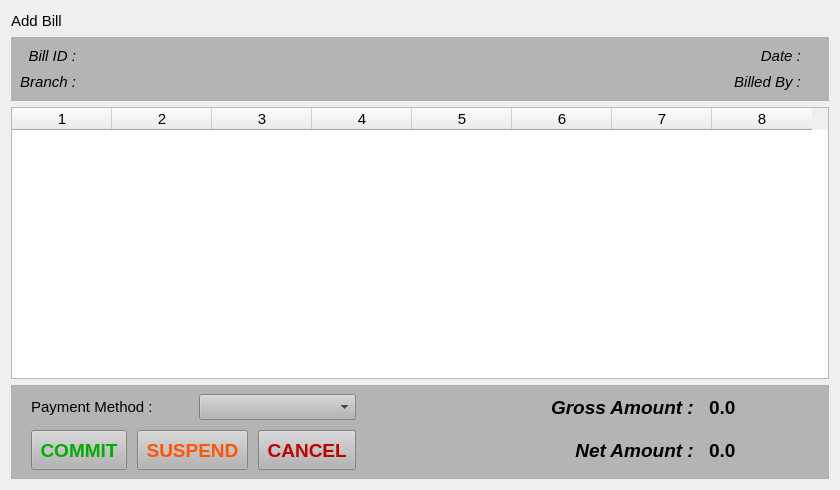
This is estorecpp/addbill.ui in Watti/estorecpp as Qt 5 draws it before an edit. The edited form follows.
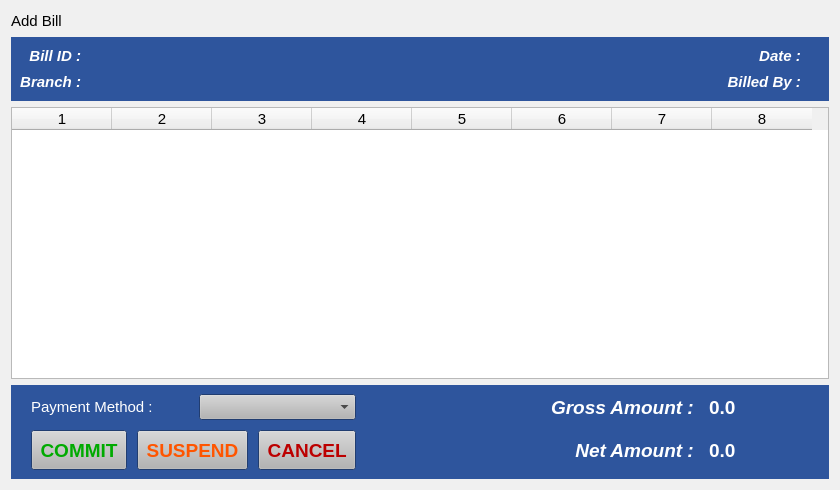
This is the edited form.

```diff
--- a/estorecpp/addbill.ui
+++ b/estorecpp/addbill.ui
@@ -10,6 +10,70 @@
     <height>490</height>
    </rect>
   </property>
+  <property name="palette">
+   <palette>
+    <active>
+     <colorrole role="Base">
+      <brush brushstyle="SolidPattern">
+       <color alpha="255">
+        <red>255</red>
+        <green>255</green>
+        <blue>255</blue>
+       </color>
+      </brush>
+     </colorrole>
+     <colorrole role="Window">
+      <brush brushstyle="SolidPattern">
+       <color alpha="255">
+        <red>240</red>
+        <green>240</green>
+        <blue>240</blue>
+       </color>
+      </brush>
+     </colorrole>
+    </active>
+    <inactive>
+     <colorrole role="Base">
+      <brush brushstyle="SolidPattern">
+       <color alpha="255">
+        <red>255</red>
+        <green>255</green>
+        <blue>255</blue>
+       </color>
+      </brush>
+     </colorrole>
+     <colorrole role="Window">
+      <brush brushstyle="SolidPattern">
+       <color alpha="255">
+        <red>240</red>
+        <green>240</green>
+        <blue>240</blue>
+       </color>
+      </brush>
+     </colorrole>
+    </inactive>
+    <disabled>
+     <colorrole role="Base">
+      <brush brushstyle="SolidPattern">
+       <color alpha="255">
+        <red>240</red>
+        <green>240</green>
+        <blue>240</blue>
+       </color>
+      </brush>
+     </colorrole>
+     <colorrole role="Window">
+      <brush brushstyle="SolidPattern">
+       <color alpha="255">
+        <red>240</red>
+        <green>240</green>
+        <blue>240</blue>
+       </color>
+      </brush>
+     </colorrole>
+    </disabled>
+   </palette>
+  </property>
   <property name="windowTitle">
    <string>Form</string>
   </property>
@@ -142,9 +206,9 @@
         <colorrole role="Window">
          <brush brushstyle="SolidPattern">
           <color alpha="255">
-           <red>180</red>
-           <green>180</green>
-           <blue>180</blue>
+           <red>46</red>
+           <green>85</green>
+           <blue>157</blue>
           </color>
          </brush>
         </colorrole>
@@ -279,9 +343,9 @@
         <colorrole role="Window">
          <brush brushstyle="SolidPattern">
           <color alpha="255">
-           <red>180</red>
-           <green>180</green>
-           <blue>180</blue>
+           <red>46</red>
+           <green>85</green>
+           <blue>157</blue>
           </color>
          </brush>
         </colorrole>
@@ -407,18 +471,18 @@
         <colorrole role="Base">
          <brush brushstyle="SolidPattern">
           <color alpha="255">
-           <red>180</red>
-           <green>180</green>
-           <blue>180</blue>
+           <red>46</red>
+           <green>85</green>
+           <blue>157</blue>
           </color>
          </brush>
         </colorrole>
         <colorrole role="Window">
          <brush brushstyle="SolidPattern">
           <color alpha="255">
-           <red>180</red>
-           <green>180</green>
-           <blue>180</blue>
+           <red>46</red>
+           <green>85</green>
+           <blue>157</blue>
           </color>
          </brush>
         </colorrole>
@@ -472,11 +536,50 @@
      <layout class="QGridLayout" name="gridLayout">
       <item row="0" column="0">
        <widget class="QLabel" name="label_3">
+        <property name="palette">
+         <palette>
+          <active>
+           <colorrole role="WindowText">
+            <brush brushstyle="SolidPattern">
+             <color alpha="255">
+              <red>255</red>
+              <green>255</green>
+              <blue>255</blue>
+             </color>
+            </brush>
+           </colorrole>
+          </active>
+          <inactive>
+           <colorrole role="WindowText">
+            <brush brushstyle="SolidPattern">
+             <color alpha="255">
+              <red>255</red>
+              <green>255</green>
+              <blue>255</blue>
+             </color>
+            </brush>
+           </colorrole>
+          </inactive>
+          <disabled>
+           <colorrole role="WindowText">
+            <brush brushstyle="SolidPattern">
+             <color alpha="255">
+              <red>90</red>
+              <green>90</green>
+              <blue>90</blue>
+             </color>
+            </brush>
+           </colorrole>
+          </disabled>
+         </palette>
+        </property>
         <property name="font">
          <font>
           <family>Arial</family>
           <pointsize>11</pointsize>
+          <weight>75</weight>
           <italic>true</italic>
+          <bold>true</bold>
          </font>
         </property>
         <property name="text">
@@ -489,11 +592,50 @@
       </item>
       <item row="1" column="0">
        <widget class="QLabel" name="label_4">
+        <property name="palette">
+         <palette>
+          <active>
+           <colorrole role="WindowText">
+            <brush brushstyle="SolidPattern">
+             <color alpha="255">
+              <red>255</red>
+              <green>255</green>
+              <blue>255</blue>
+             </color>
+            </brush>
+           </colorrole>
+          </active>
+          <inactive>
+           <colorrole role="WindowText">
+            <brush brushstyle="SolidPattern">
+             <color alpha="255">
+              <red>255</red>
+              <green>255</green>
+              <blue>255</blue>
+             </color>
+            </brush>
+           </colorrole>
+          </inactive>
+          <disabled>
+           <colorrole role="WindowText">
+            <brush brushstyle="SolidPattern">
+             <color alpha="255">
+              <red>90</red>
+              <green>90</green>
+              <blue>90</blue>
+             </color>
+            </brush>
+           </colorrole>
+          </disabled>
+         </palette>
+        </property>
         <property name="font">
          <font>
           <family>Arial</family>
           <pointsize>11</pointsize>
+          <weight>75</weight>
           <italic>true</italic>
+          <bold>true</bold>
          </font>
         </property>
         <property name="text">
@@ -506,11 +648,50 @@
       </item>
       <item row="0" column="3">
        <widget class="QLabel" name="label_5">
+        <property name="palette">
+         <palette>
+          <active>
+           <colorrole role="WindowText">
+            <brush brushstyle="SolidPattern">
+             <color alpha="255">
+              <red>255</red>
+              <green>255</green>
+              <blue>255</blue>
+             </color>
+            </brush>
+           </colorrole>
+          </active>
+          <inactive>
+           <colorrole role="WindowText">
+            <brush brushstyle="SolidPattern">
+             <color alpha="255">
+              <red>255</red>
+              <green>255</green>
+              <blue>255</blue>
+             </color>
+            </brush>
+           </colorrole>
+          </inactive>
+          <disabled>
+           <colorrole role="WindowText">
+            <brush brushstyle="SolidPattern">
+             <color alpha="255">
+              <red>90</red>
+              <green>90</green>
+              <blue>90</blue>
+             </color>
+            </brush>
+           </colorrole>
+          </disabled>
+         </palette>
+        </property>
         <property name="font">
          <font>
           <family>Arial</family>
           <pointsize>11</pointsize>
+          <weight>75</weight>
           <italic>true</italic>
+          <bold>true</bold>
          </font>
         </property>
         <property name="text">
@@ -523,11 +704,50 @@
       </item>
       <item row="1" column="3">
        <widget class="QLabel" name="label_2">
+        <property name="palette">
+         <palette>
+          <active>
+           <colorrole role="WindowText">
+            <brush brushstyle="SolidPattern">
+             <color alpha="255">
+              <red>255</red>
+              <green>255</green>
+              <blue>255</blue>
+             </color>
+            </brush>
+           </colorrole>
+          </active>
+          <inactive>
+           <colorrole role="WindowText">
+            <brush brushstyle="SolidPattern">
+             <color alpha="255">
+              <red>255</red>
+              <green>255</green>
+              <blue>255</blue>
+             </color>
+            </brush>
+           </colorrole>
+          </inactive>
+          <disabled>
+           <colorrole role="WindowText">
+            <brush brushstyle="SolidPattern">
+             <color alpha="255">
+              <red>90</red>
+              <green>90</green>
+              <blue>90</blue>
+             </color>
+            </brush>
+           </colorrole>
+          </disabled>
+         </palette>
+        </property>
         <property name="font">
          <font>
           <family>Arial</family>
           <pointsize>11</pointsize>
+          <weight>75</weight>
           <italic>true</italic>
+          <bold>true</bold>
          </font>
         </property>
         <property name="text">
@@ -540,9 +760,48 @@
       </item>
       <item row="0" column="4">
        <widget class="QLabel" name="dateLabel">
+        <property name="palette">
+         <palette>
+          <active>
+           <colorrole role="WindowText">
+            <brush brushstyle="SolidPattern">
+             <color alpha="255">
+              <red>255</red>
+              <green>255</green>
+              <blue>255</blue>
+             </color>
+            </brush>
+           </colorrole>
+          </active>
+          <inactive>
+           <colorrole role="WindowText">
+            <brush brushstyle="SolidPattern">
+             <color alpha="255">
+              <red>255</red>
+              <green>255</green>
+              <blue>255</blue>
+             </color>
+            </brush>
+           </colorrole>
+          </inactive>
+          <disabled>
+           <colorrole role="WindowText">
+            <brush brushstyle="SolidPattern">
+             <color alpha="255">
+              <red>90</red>
+              <green>90</green>
+              <blue>90</blue>
+             </color>
+            </brush>
+           </colorrole>
+          </disabled>
+         </palette>
+        </property>
         <property name="font">
          <font>
           <pointsize>11</pointsize>
+          <weight>75</weight>
+          <bold>true</bold>
          </font>
         </property>
         <property name="text">
@@ -552,9 +811,48 @@
       </item>
       <item row="1" column="1">
        <widget class="QLabel" name="branchLabel">
+        <property name="palette">
+         <palette>
+          <active>
+           <colorrole role="WindowText">
+            <brush brushstyle="SolidPattern">
+             <color alpha="255">
+              <red>255</red>
+              <green>255</green>
+              <blue>255</blue>
+             </color>
+            </brush>
+           </colorrole>
+          </active>
+          <inactive>
+           <colorrole role="WindowText">
+            <brush brushstyle="SolidPattern">
+             <color alpha="255">
+              <red>255</red>
+              <green>255</green>
+              <blue>255</blue>
+             </color>
+            </brush>
+           </colorrole>
+          </inactive>
+          <disabled>
+           <colorrole role="WindowText">
+            <brush brushstyle="SolidPattern">
+             <color alpha="255">
+              <red>90</red>
+              <green>90</green>
+              <blue>90</blue>
+             </color>
+            </brush>
+           </colorrole>
+          </disabled>
+         </palette>
+        </property>
         <property name="font">
          <font>
           <pointsize>11</pointsize>
+          <weight>75</weight>
+          <bold>true</bold>
          </font>
         </property>
         <property name="text">
@@ -564,9 +862,48 @@
       </item>
       <item row="0" column="1">
        <widget class="QLabel" name="billIdLabel">
+        <property name="palette">
+         <palette>
+          <active>
+           <colorrole role="WindowText">
+            <brush brushstyle="SolidPattern">
+             <color alpha="255">
+              <red>255</red>
+              <green>255</green>
+              <blue>255</blue>
+             </color>
+            </brush>
+           </colorrole>
+          </active>
+          <inactive>
+           <colorrole role="WindowText">
+            <brush brushstyle="SolidPattern">
+             <color alpha="255">
+              <red>255</red>
+              <green>255</green>
+              <blue>255</blue>
+             </color>
+            </brush>
+           </colorrole>
+          </inactive>
+          <disabled>
+           <colorrole role="WindowText">
+            <brush brushstyle="SolidPattern">
+             <color alpha="255">
+              <red>90</red>
+              <green>90</green>
+              <blue>90</blue>
+             </color>
+            </brush>
+           </colorrole>
+          </disabled>
+         </palette>
+        </property>
         <property name="font">
          <font>
           <pointsize>11</pointsize>
+          <weight>75</weight>
+          <bold>true</bold>
          </font>
         </property>
         <property name="text">
@@ -576,9 +913,48 @@
       </item>
       <item row="1" column="4">
        <widget class="QLabel" name="billedByLabel">
+        <property name="palette">
+         <palette>
+          <active>
+           <colorrole role="WindowText">
+            <brush brushstyle="SolidPattern">
+             <color alpha="255">
+              <red>255</red>
+              <green>255</green>
+              <blue>255</blue>
+             </color>
+            </brush>
+           </colorrole>
+          </active>
+          <inactive>
+           <colorrole role="WindowText">
+            <brush brushstyle="SolidPattern">
+             <color alpha="255">
+              <red>255</red>
+              <green>255</green>
+              <blue>255</blue>
+             </color>
+            </brush>
+           </colorrole>
+          </inactive>
+          <disabled>
+           <colorrole role="WindowText">
+            <brush brushstyle="SolidPattern">
+             <color alpha="255">
+              <red>90</red>
+              <green>90</green>
+              <blue>90</blue>
+             </color>
+            </brush>
+           </colorrole>
+          </disabled>
+         </palette>
+        </property>
         <property name="font">
          <font>
           <pointsize>11</pointsize>
+          <weight>75</weight>
+          <bold>true</bold>
          </font>
         </property>
         <property name="text">
@@ -733,9 +1109,9 @@
         <colorrole role="Window">
          <brush brushstyle="SolidPattern">
           <color alpha="255">
-           <red>180</red>
-           <green>180</green>
-           <blue>180</blue>
+           <red>46</red>
+           <green>85</green>
+           <blue>157</blue>
           </color>
          </brush>
         </colorrole>
@@ -870,9 +1246,9 @@
         <colorrole role="Window">
          <brush brushstyle="SolidPattern">
           <color alpha="255">
-           <red>180</red>
-           <green>180</green>
-           <blue>180</blue>
+           <red>46</red>
+           <green>85</green>
+           <blue>157</blue>
           </color>
          </brush>
         </colorrole>
@@ -998,18 +1374,18 @@
         <colorrole role="Base">
          <brush brushstyle="SolidPattern">
           <color alpha="255">
-           <red>180</red>
-           <green>180</green>
-           <blue>180</blue>
+           <red>46</red>
+           <green>85</green>
+           <blue>157</blue>
           </color>
          </brush>
         </colorrole>
         <colorrole role="Window">
          <brush brushstyle="SolidPattern">
           <color alpha="255">
-           <red>180</red>
-           <green>180</green>
-           <blue>180</blue>
+           <red>46</red>
+           <green>85</green>
+           <blue>157</blue>
           </color>
          </brush>
         </colorrole>
@@ -1074,6 +1450,43 @@
        <layout class="QHBoxLayout" name="horizontalLayout_3">
         <item>
          <widget class="QLabel" name="label_6">
+          <property name="palette">
+           <palette>
+            <active>
+             <colorrole role="WindowText">
+              <brush brushstyle="SolidPattern">
+               <color alpha="255">
+                <red>255</red>
+                <green>255</green>
+                <blue>255</blue>
+               </color>
+              </brush>
+             </colorrole>
+            </active>
+            <inactive>
+             <colorrole role="WindowText">
+              <brush brushstyle="SolidPattern">
+               <color alpha="255">
+                <red>255</red>
+                <green>255</green>
+                <blue>255</blue>
+               </color>
+              </brush>
+             </colorrole>
+            </inactive>
+            <disabled>
+             <colorrole role="WindowText">
+              <brush brushstyle="SolidPattern">
+               <color alpha="255">
+                <red>90</red>
+                <green>90</green>
+                <blue>90</blue>
+               </color>
+              </brush>
+             </colorrole>
+            </disabled>
+           </palette>
+          </property>
           <property name="font">
            <font>
             <family>Arial</family>
@@ -1112,6 +1525,43 @@
       </item>
       <item row="0" column="2">
        <widget class="QLabel" name="label_7">
+        <property name="palette">
+         <palette>
+          <active>
+           <colorrole role="WindowText">
+            <brush brushstyle="SolidPattern">
+             <color alpha="255">
+              <red>255</red>
+              <green>255</green>
+              <blue>255</blue>
+             </color>
+            </brush>
+           </colorrole>
+          </active>
+          <inactive>
+           <colorrole role="WindowText">
+            <brush brushstyle="SolidPattern">
+             <color alpha="255">
+              <red>255</red>
+              <green>255</green>
+              <blue>255</blue>
+             </color>
+            </brush>
+           </colorrole>
+          </inactive>
+          <disabled>
+           <colorrole role="WindowText">
+            <brush brushstyle="SolidPattern">
+             <color alpha="255">
+              <red>90</red>
+              <green>90</green>
+              <blue>90</blue>
+             </color>
+            </brush>
+           </colorrole>
+          </disabled>
+         </palette>
+        </property>
         <property name="font">
          <font>
           <family>Arial</family>
@@ -1137,6 +1587,43 @@
           <height>0</height>
          </size>
         </property>
+        <property name="palette">
+         <palette>
+          <active>
+           <colorrole role="WindowText">
+            <brush brushstyle="SolidPattern">
+             <color alpha="255">
+              <red>255</red>
+              <green>255</green>
+              <blue>255</blue>
+             </color>
+            </brush>
+           </colorrole>
+          </active>
+          <inactive>
+           <colorrole role="WindowText">
+            <brush brushstyle="SolidPattern">
+             <color alpha="255">
+              <red>255</red>
+              <green>255</green>
+              <blue>255</blue>
+             </color>
+            </brush>
+           </colorrole>
+          </inactive>
+          <disabled>
+           <colorrole role="WindowText">
+            <brush brushstyle="SolidPattern">
+             <color alpha="255">
+              <red>90</red>
+              <green>90</green>
+              <blue>90</blue>
+             </color>
+            </brush>
+           </colorrole>
+          </disabled>
+         </palette>
+        </property>
         <property name="font">
          <font>
           <family>Arial</family>
@@ -1349,6 +1836,43 @@
       </item>
       <item row="1" column="2">
        <widget class="QLabel" name="label_8">
+        <property name="palette">
+         <palette>
+          <active>
+           <colorrole role="WindowText">
+            <brush brushstyle="SolidPattern">
+             <color alpha="255">
+              <red>255</red>
+              <green>255</green>
+              <blue>255</blue>
+             </color>
+            </brush>
+           </colorrole>
+          </active>
+          <inactive>
+           <colorrole role="WindowText">
+            <brush brushstyle="SolidPattern">
+             <color alpha="255">
+              <red>255</red>
+              <green>255</green>
+              <blue>255</blue>
+             </color>
+            </brush>
+           </colorrole>
+          </inactive>
+          <disabled>
+           <colorrole role="WindowText">
+            <brush brushstyle="SolidPattern">
+             <color alpha="255">
+              <red>90</red>
+              <green>90</green>
+              <blue>90</blue>
+             </color>
+            </brush>
+           </colorrole>
+          </disabled>
+         </palette>
+        </property>
         <property name="font">
          <font>
           <family>Arial</family>
@@ -1374,6 +1898,43 @@
           <height>0</height>
          </size>
         </property>
+        <property name="palette">
+         <palette>
+          <active>
+           <colorrole role="WindowText">
+            <brush brushstyle="SolidPattern">
+             <color alpha="255">
+              <red>255</red>
+              <green>255</green>
+              <blue>255</blue>
+             </color>
+            </brush>
+           </colorrole>
+          </active>
+          <inactive>
+           <colorrole role="WindowText">
+            <brush brushstyle="SolidPattern">
+             <color alpha="255">
+              <red>255</red>
+              <green>255</green>
+              <blue>255</blue>
+             </color>
+            </brush>
+           </colorrole>
+          </inactive>
+          <disabled>
+           <colorrole role="WindowText">
+            <brush brushstyle="SolidPattern">
+             <color alpha="255">
+              <red>90</red>
+              <green>90</green>
+              <blue>90</blue>
+             </color>
+            </brush>
+           </colorrole>
+          </disabled>
+         </palette>
+        </property>
         <property name="font">
          <font>
           <family>Arial</family>
```
